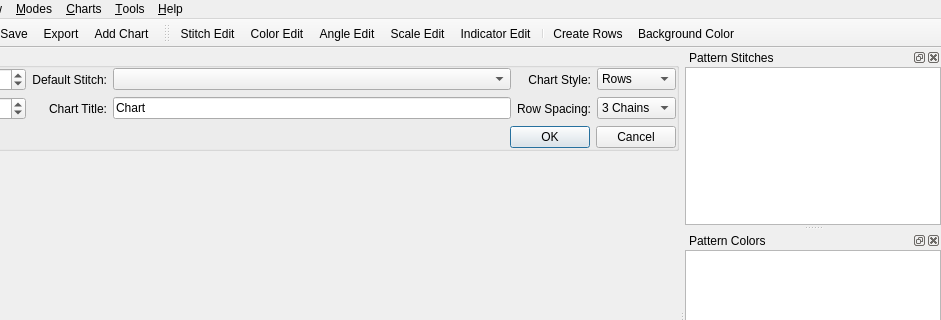
This is src/mainwindow.ui in iPenguin/CrochetCharts as Qt 5 draws it before an edit; both pictures show x 104 to 1045 and y 0 to 320 of the 1045 by 592 pixel window. The edited form follows.
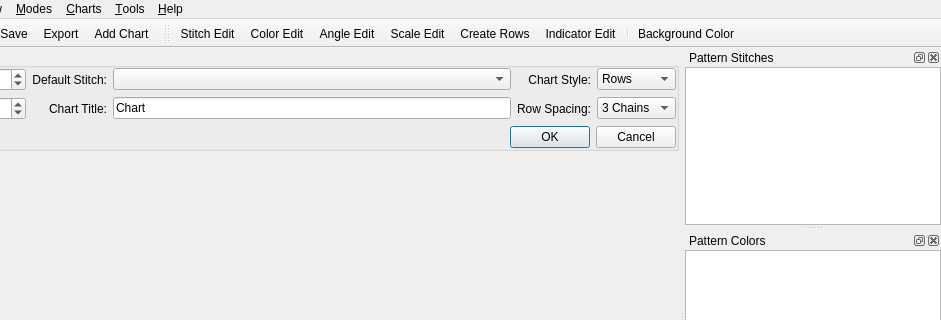
This is the edited form. Icons and pictures are not drawn.

The edit to the form file:
```diff
--- a/src/mainwindow.ui
+++ b/src/mainwindow.ui
@@ -571,9 +571,9 @@
    <addaction name="actionColorMode"/>
    <addaction name="actionAngleMode"/>
    <addaction name="actionStretchMode"/>
+   <addaction name="actionCreateRows"/>
    <addaction name="actionIndicatorMode"/>
    <addaction name="separator"/>
-   <addaction name="actionCreateRows"/>
    <addaction name="actionColorSelectorBg"/>
   </widget>
   <action name="actionNew">
```
